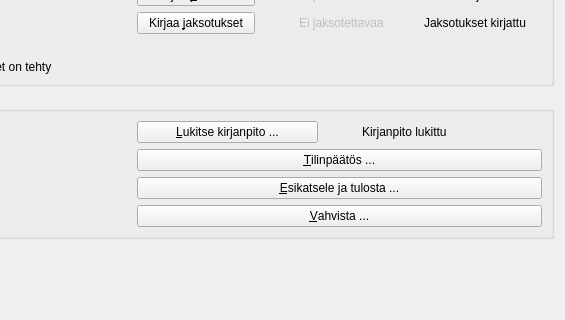
First picture: the form in kitupiikki/arkisto/tilinpaattaja.ui, repository artoh/kitupiikki, before the edit; both pictures show x 298 to 863 and y 121 to 441 of the 863 by 673 pixel window.
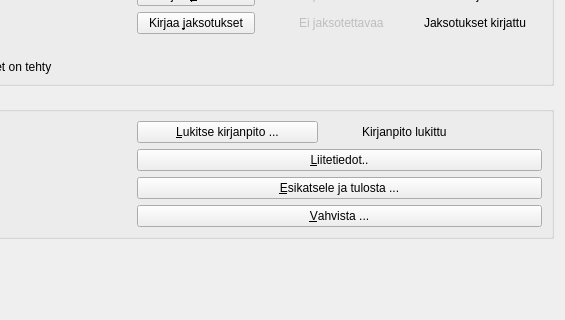
Second picture: the form after the edit. Icons and pictures are not drawn.

The edit to the form file:
```diff
--- a/kitupiikki/arkisto/tilinpaattaja.ui
+++ b/kitupiikki/arkisto/tilinpaattaja.ui
@@ -270,7 +270,7 @@
       <item row="1" column="1">
        <widget class="QPushButton" name="tilinpaatosNappi">
         <property name="text">
-         <string>&amp;Tilinpäätös ...</string>
+         <string>&amp;Liitetiedot..</string>
         </property>
         <property name="icon">
          <iconset resource="../pic/pic.qrc">
```
